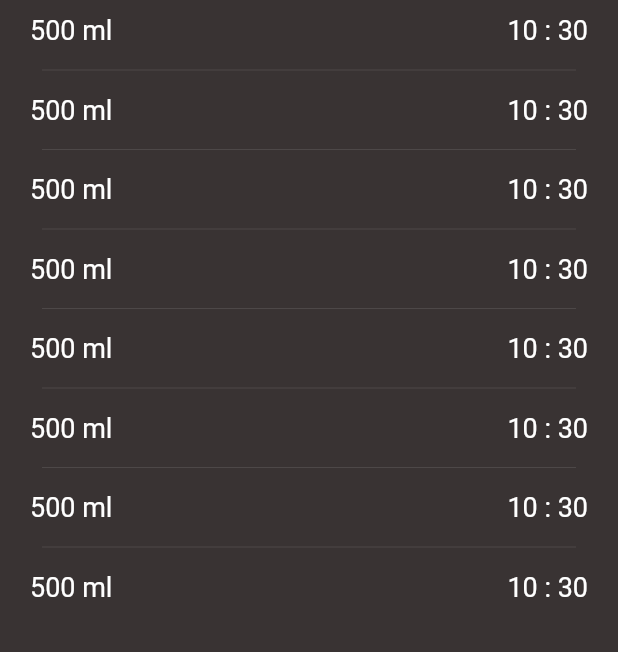
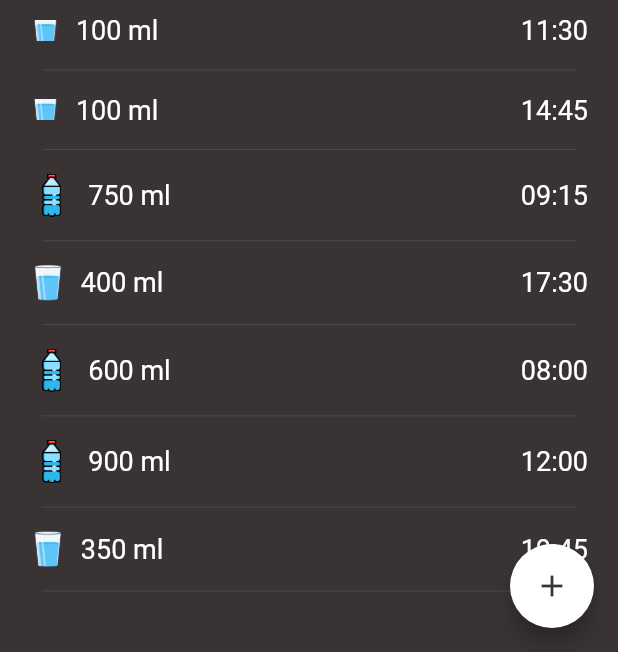
Before and after one commit to Pramodpal333/watery, a Flutter app: the screen it shows after launch, on a phone screen of 412 x 824 dp, the part 584-1236 px from its top. Run offline on Flutter 3.47's test engine with Material 2 defaults, Android fonts, the phone set to English and light mode, and no system bars; drawn by our look-alikes of flutter_expandable_fab; our stand-ins replace get, liquid_progress_indicator_v2; missing offline and left inert: draggable_fab.

Commit message:
floating btn added

```diff
--- /dev/null
+++ b/lib/data/sample_data.dart
@@ -0,0 +1,64 @@
+import '../models/drinks_model.dart';
+
+List<DrinksModel> sampleDrinksList = [
+  DrinksModel(
+    qty: 100,
+    date: "09/11/2023",
+    time: "11:30",
+    type: "ml",
+  ),
+  DrinksModel(
+    qty: 100,
+    date: "09/12/2023",
+    time: "14:45",
+    type: "ml",
+  ),
+  DrinksModel(
+    qty: 750,
+    date: "09/13/2023",
+    time: "09:15",
+    type: "ml",
+  ),
+  DrinksModel(
+    qty: 400,
+    date: "09/14/2023",
+    time: "17:30",
+    type: "ml",
+  ),
+  DrinksModel(
+    qty: 600,
+    date: "09/15/2023",
+    time: "08:00",
+    type: "ml",
+  ),
+  DrinksModel(
+    qty: 900,
+    date: "09/16/2023",
+    time: "12:00",
+    type: "ml",
+  ),
+  DrinksModel(
+    qty: 350,
+    date: "09/17/2023",
+    time: "19:45",
+    type: "ml",
+  ),
+  DrinksModel(
+    qty: 800,
+    date: "09/18/2023",
+    time: "10:30",
+    type: "ml",
+  ),
+  DrinksModel(
+    qty: 550,
+    date: "09/19/2023",
+    time: "16:15",
+    type: "ml",
+  ),
+  DrinksModel(
+    qty: 700,
+    date: "09/20/2023",
+    time: "13:20",
+    type: "ml",
+  ),
+];
--- /dev/null
+++ b/lib/models/drinks_model.dart
@@ -0,0 +1,37 @@
+// To parse this JSON data, do
+//
+//     final drinksModel = drinksModelFromJson(jsonString);
+
+import 'dart:convert';
+
+DrinksModel drinksModelFromJson(String str) => DrinksModel.fromJson(json.decode(str));
+
+String drinksModelToJson(DrinksModel data) => json.encode(data.toJson());
+
+class DrinksModel {
+  int? qty;
+  String? date;
+  String? time;
+  String? type;
+
+  DrinksModel({
+    this.qty,
+    this.date,
+    this.time,
+    this.type,
+  });
+
+  factory DrinksModel.fromJson(Map<String, dynamic> json) => DrinksModel(
+    qty: json["qty"],
+    date: json["date"],
+    time: json["time"],
+    type: json["type"],
+  );
+
+  Map<String, dynamic> toJson() => {
+    "qty": qty,
+    "date": date,
+    "time": time,
+    "type": type,
+  };
+}
--- /dev/null
+++ b/lib/screens/dashboard/add_drink.dart
@@ -0,0 +1,13 @@
+import 'package:flutter/cupertino.dart';
+import 'package:flutter/material.dart';
+
+class AddDrinkDialog extends StatelessWidget {
+  const AddDrinkDialog({Key? key}) : super(key: key);
+
+  @override
+  Widget build(BuildContext context) {
+    return const AlertDialog(
+      title: Text("Add Drinks"),
+    );
+  }
+}
--- a/lib/screens/dashboard/dashboard.dart
+++ b/lib/screens/dashboard/dashboard.dart
@@ -1,8 +1,11 @@
-
+import 'package:flutter_expandable_fab/flutter_expandable_fab.dart';
+import 'package:draggable_fab/draggable_fab.dart';
 import 'package:flutter/material.dart';
 import 'package:get/get.dart';
 import 'package:liquid_progress_indicator_v2/liquid_progress_indicator.dart';
 import 'package:watery/controllers/dashboard_controller.dart';
+import 'package:watery/screens/dashboard/add_drink.dart';
+import 'package:watery/screens/dashboard/drinks_list.dart';
 import 'package:watery/utils/colors.dart';
 import 'package:watery/utils/images.dart';
 
@@ -10,6 +13,8 @@ class DashboardScreen extends GetView<DashboardController> {
   DashboardScreen({Key? key}) : super(key: key);
 
   final DashboardController dashboardCon = Get.put(DashboardController());
+  final _key = GlobalKey<ExpandableFabState>();
+
 
   @override
   Widget build(BuildContext context) {
@@ -17,7 +22,8 @@ class DashboardScreen extends GetView<DashboardController> {
     var h = MediaQuery.of(context).size.height;
     var w = MediaQuery.of(context).size.width;
     return Scaffold(
-      // floatingActionButton: floatingButton(context),
+      floatingActionButtonLocation: ExpandableFab.location,
+      floatingActionButton: floatingButton(context),
       body: SizedBox(
         width: w,
         height: h,
@@ -93,7 +99,7 @@ class DashboardScreen extends GetView<DashboardController> {
                 ElevatedButton(
                   style: ElevatedButton.styleFrom(
                     backgroundColor: Colors.white,
-                    shape: RoundedRectangleBorder(borderRadius: BorderRadius.circular(400))
+                    shape: RoundedRectangleBorder(borderRadius: BorderRadius.circular(400)),
                   ),
                     onPressed: (){},
                     child:const Text("Set Daily Limit",style: TextStyle(color: kDarkBgColor),)),
@@ -118,7 +124,7 @@ class DashboardScreen extends GetView<DashboardController> {
             child: Container(
               margin: EdgeInsets.only(top: 10,bottom: 30),
               padding: EdgeInsets.symmetric(horizontal: 20),
-              child: listOfTransactions(context),
+              child: DrinksList(),
             ),
           )
           ],
@@ -127,30 +133,7 @@ class DashboardScreen extends GetView<DashboardController> {
     );
   }
 
-  listOfTransactions(BuildContext context) {
-    return ListView.builder(
-      itemCount: 15,
-        itemBuilder: (BuildContext ctx ,int index){
-        return Dismissible(
-          key: Key(index.toString()),
-          child:  Column(
-            children: [
-              Row(
-                mainAxisAlignment: MainAxisAlignment.spaceBetween,
-                children: [
-                  Text('500 ml',style: TextStyle(color: Colors.white,fontWeight: FontWeight.w400,fontSize: 18),),
-                  Text('10 : 30',style: TextStyle(color: Colors.white,fontWeight: FontWeight.w400,fontSize: 18),),
-                ],
-              ),
-              Padding(
-                padding: EdgeInsets.all(8.0),
-                child: Divider(color: Colors.white10,),
-              )
-            ],
-          ),
-        );
-    },);
-  }
+
 
   Widget transactionTitle(){
     return const  Row(
@@ -163,7 +146,51 @@ class DashboardScreen extends GetView<DashboardController> {
   }
 
   /// Floating Add Button
-  // floatingButton(BuildContext context) {
-  //   return ExpandableDraggableFab
-  // }
+  floatingButton(BuildContext context) {
+    return  ExpandableFab(
+        openButtonBuilder: RotateFloatingActionButtonBuilder(
+          child: const Icon(Icons.add),
+          fabSize: ExpandableFabSize.regular,
+          foregroundColor: kDarkBgColor,
+          backgroundColor: Colors.white,
+          shape: const CircleBorder(),
+        ),
+        closeButtonBuilder: DefaultFloatingActionButtonBuilder(
+          child: const Icon(Icons.close),
+          fabSize: ExpandableFabSize.regular,
+          foregroundColor: kDarkBgColor,
+          backgroundColor: Colors.white,
+          shape: const CircleBorder(),
+        ),
+      overlayStyle: ExpandableFabOverlayStyle(color: Colors.black38),
+      type: ExpandableFabType.up,
+        distance: 70,
+        key: _key,
+        children: [
+      FloatingActionButton.extended(
+        backgroundColor: Colors.white,
+        heroTag: null,
+        onPressed: () {}, icon: Image.asset(smalllassIcon,height: 20,),
+        label: Text("150 ml",style: TextStyle(color: kDarkBgColor),),
+      ),
+      FloatingActionButton.extended(
+        backgroundColor: Colors.white,
+        heroTag: null,
+        onPressed: () {}, icon: Image.asset(bigGlassIcon,height: 30,),
+        label: Text("250 ml",style: TextStyle(color: kDarkBgColor)),
+      ),
+      FloatingActionButton.extended(
+        backgroundColor: Colors.white,
+        heroTag: null,
+        onPressed: () {}, icon: Image.asset(bottleIcon,height: 30,),
+        label: Text("500 ml",style: TextStyle(color: kDarkBgColor)),
+      ),
+      FloatingActionButton.extended(
+        backgroundColor: Colors.white,
+        heroTag: null,
+        onPressed: () {}, icon: Icon(Icons.add,color: kDarkBgColor,),
+        label: Text("Custom",style: TextStyle(color: kDarkBgColor)),
+      ),
+    ]);
+  }
 }
--- /dev/null
+++ b/lib/screens/dashboard/drinks_list.dart
@@ -0,0 +1,46 @@
+import 'package:flutter/cupertino.dart';
+import 'package:flutter/material.dart';
+import 'package:watery/data/sample_data.dart';
+import 'package:watery/utils/images.dart';
+
+class DrinksList extends StatelessWidget {
+  const DrinksList({Key? key}) : super(key: key);
+
+
+
+  @override
+  Widget build(BuildContext context) {
+    var w = MediaQuery.of(context).size.width;
+    var h = MediaQuery.of(context).size.height;
+    return ListView.builder(
+      itemCount: sampleDrinksList.length,
+      itemBuilder: (BuildContext ctx ,int index){
+        var qty = sampleDrinksList[index].qty!;
+        return Dismissible(
+          key: Key(index.toString()),
+          child:   Column(
+            children: [
+              Row(
+                mainAxisAlignment: MainAxisAlignment.spaceBetween,
+                children: [
+                  Row(
+                    mainAxisAlignment: MainAxisAlignment.start,
+                    children: [
+                      Image.asset( qty >499? bottleIcon :qty >149 ?bigGlassIcon :smalllassIcon,width:qty >499? w*0.07 :qty >149 ?w*0.058 :w*0.05,),
+                      SizedBox(width: 10,),
+                      Text('$qty ${sampleDrinksList[index].type}',style: const TextStyle(color: Colors.white,fontWeight: FontWeight.w400,fontSize: 18),),
+                    ],
+                  ),
+                  Text('${sampleDrinksList[index].time}',style: const TextStyle(color: Colors.white,fontWeight: FontWeight.w400,fontSize: 18),),
+                ],
+              ),
+              const Padding(
+                padding: EdgeInsets.all(8.0),
+                child: Divider(color: Colors.white10,),
+              )
+            ],
+          ),
+        );
+      },);
+  }
+}
--- a/lib/utils/colors.dart
+++ b/lib/utils/colors.dart
@@ -2,3 +2,5 @@ import 'package:flutter/material.dart';
 
 const kDarkBgColor = Color(0xFF393333);
 const kWaterColor = Color(0xFF2389da);
+const kBtnSplashColor = Color(0xff969696);
+const kBtnCOlor = Color(0xff969696);
--- a/lib/utils/images.dart
+++ b/lib/utils/images.dart
@@ -1 +1,4 @@
 const analytics_icon = "assets/analytics_icon.png";
+const bottleIcon = "assets/bottle.png";
+const bigGlassIcon = "assets/big_glass.png";
+const smalllassIcon = "assets/small_glass.png";
--- a/pubspec.yaml
+++ b/pubspec.yaml
@@ -34,7 +34,8 @@ dependencies:
   get: ^4.6.6
   liquid_progress_indicator_v2: ^0.5.0
   font_awesome_flutter: ^10.5.0 # Icons
-  draggable_expandable_fab: ^1.0.0
+  draggable_fab: ^0.1.4
+  flutter_expandable_fab: ^2.0.0
 
 
   # The following adds the Cupertino Icons font to your application.
```
Also changed, not shown: assets/big_glass.png (added), assets/bottle.png (added), assets/small_glass.png (added), pubspec.lock.
